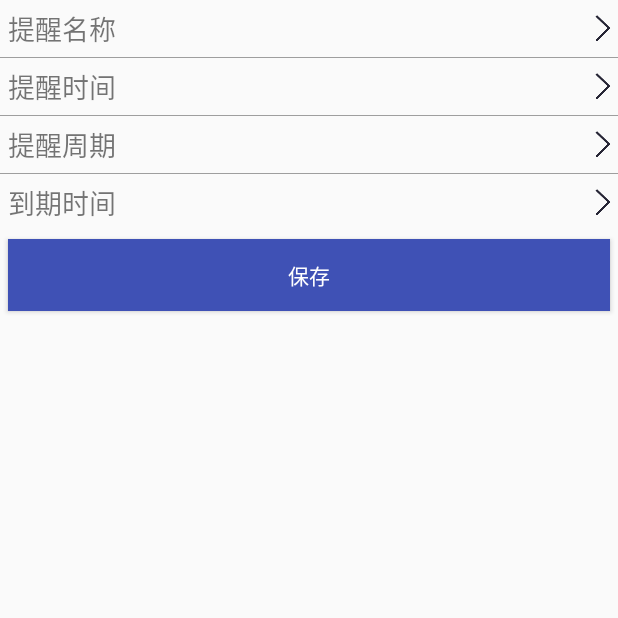
After one commit to Byacht/New-Accounting, an Android app: the addAlarmInformation screen opened directly, with no data from a screen before it, on a phone screen of 412 x 824 dp, the top half of it. The commit adds this screen. Run offline under Robolectric (Android 15) with nearby library versions, the phone set to English and light mode, and no system bars.

Commit message:
add alarm feature

```diff
--- a/app/build.gradle
+++ b/app/build.gradle
@@ -28,5 +28,8 @@ dependencies {
     compile 'com.android.support:recyclerview-v7:24.0.+'
     compile 'com.android.support:design:24.2.0'
     compile ('com.andreabaccega:android-form-edittext:1.3.+')
+    compile 'com.github.githubwing:ByeBurger:1.2.3'
+    compile 'com.android.support:design:24.0.0'
+    compile 'com.zcw:togglebutton-library:1.0.0'
     testCompile 'junit:junit:4.12'
 }
--- a/app/src/main/AndroidManifest.xml
+++ b/app/src/main/AndroidManifest.xml
@@ -17,7 +17,11 @@
         </activity>
         <activity android:name=".Activity.AddAccountActivity" />
         <activity android:name=".Activity.Main2Activity" />
-        <activity android:name=".Activity.StatisticsActivity"></activity>
+        <activity android:name=".Activity.StatisticsActivity" />
+        <activity android:name=".Activity.AlarmActivity" />
+        <activity android:name=".Activity.addAlarmInformation"></activity>
+        <service android:name=".Service.AlarmService"/>
+        <receiver android:name=".Receiver.AlarmReceiver"/>
     </application>
 
 </manifest>
--- /dev/null
+++ b/app/src/main/java/com/example/dn/accounting/Activity/addAlarmInformation.java
@@ -0,0 +1,15 @@
+package com.example.dn.accounting.Activity;
+
+import android.support.v7.app.AppCompatActivity;
+import android.os.Bundle;
+
+import com.example.dn.accounting.R;
+
+public class addAlarmInformation extends AppCompatActivity {
+
+    @Override
+    protected void onCreate(Bundle savedInstanceState) {
+        super.onCreate(savedInstanceState);
+        setContentView(R.layout.activity_add_alarm_information);
+    }
+}
--- /dev/null
+++ b/app/src/main/res/layout/activity_add_alarm_information.xml
@@ -0,0 +1,136 @@
+<?xml version="1.0" encoding="utf-8"?>
+<LinearLayout xmlns:android="http://schemas.android.com/apk/res/android"
+    xmlns:tools="http://schemas.android.com/tools"
+    android:id="@+id/activity_add_alarm_information"
+    android:layout_width="match_parent"
+    android:layout_height="match_parent"
+    android:orientation="vertical"
+    tools:context="com.example.dn.accounting.Activity.addAlarmInformation">
+
+    <LinearLayout
+        android:layout_width="match_parent"
+        android:layout_height="wrap_content">
+        <TextView
+            android:layout_width="0dp"
+            android:layout_height="wrap_content"
+            android:layout_weight="1"
+            android:layout_margin="5dp"
+            android:layout_gravity="center_vertical"
+            android:textSize="18sp"
+            android:text="提醒名称"/>
+        <TextView
+            android:layout_width="0dp"
+            android:layout_height="wrap_content"
+            android:layout_weight="1"
+            android:layout_margin="5dp"
+            android:textSize="18sp"
+            android:layout_gravity="center_vertical|right"
+            android:gravity="right"/>
+        <ImageView
+            android:layout_width="20dp"
+            android:layout_height="20dp"
+            android:src="@drawable/rightarrow"
+            android:scaleType="fitXY"
+            android:layout_gravity="center_vertical"/>
+    </LinearLayout>
+    <ImageView
+        android:layout_width="match_parent"
+        android:layout_height="0.5dp"
+        android:background="#9E9E9E"/>
+    <LinearLayout
+        android:layout_width="match_parent"
+        android:layout_height="wrap_content">
+        <TextView
+            android:layout_width="0dp"
+            android:layout_height="wrap_content"
+            android:layout_weight="1"
+            android:layout_margin="5dp"
+            android:layout_gravity="center_vertical"
+            android:textSize="18sp"
+            android:text="提醒时间"/>
+        <TextView
+            android:layout_width="0dp"
+            android:layout_height="wrap_content"
+            android:layout_weight="1"
+            android:layout_margin="5dp"
+            android:textSize="18sp"
+            android:layout_gravity="center_vertical|right"
+            android:gravity="right"/>
+        <ImageView
+            android:layout_width="20dp"
+            android:layout_height="20dp"
+            android:src="@drawable/rightarrow"
+            android:scaleType="fitXY"
+            android:layout_gravity="center_vertical"/>
+    </LinearLayout>
+    <ImageView
+        android:layout_width="match_parent"
+        android:layout_height="0.5dp"
+        android:background="#9E9E9E"/>
+    <LinearLayout
+        android:layout_width="match_parent"
+        android:layout_height="wrap_content">
+        <TextView
+            android:layout_width="0dp"
+            android:layout_height="wrap_content"
+            android:layout_weight="1"
+            android:layout_margin="5dp"
+            android:layout_gravity="center_vertical"
+            android:textSize="18sp"
+            android:text="提醒周期"/>
+        <TextView
+            android:layout_width="0dp"
+            android:layout_height="wrap_content"
+            android:layout_weight="1"
+            android:layout_margin="5dp"
+            android:textSize="18sp"
+            android:layout_gravity="center_vertical|right"
+            android:gravity="right"/>
+        <ImageView
+            android:layout_width="20dp"
+            android:layout_height="20dp"
+            android:src="@drawable/rightarrow"
+            android:scaleType="fitXY"
+            android:layout_gravity="center_vertical"/>
+    </LinearLayout>
+    <ImageView
+        android:layout_width="match_parent"
+        android:layout_height="0.5dp"
+        android:background="#9E9E9E"/>
+    <LinearLayout
+        android:layout_width="match_parent"
+        android:layout_height="wrap_content">
+        <TextView
+            android:layout_width="0dp"
+            android:layout_height="wrap_content"
+            android:layout_weight="1"
+            android:layout_margin="5dp"
+            android:layout_gravity="center_vertical"
+            android:textSize="18sp"
+            android:text="到期时间"/>
+        <TextView
+            android:layout_width="0dp"
+            android:layout_height="wrap_content"
+            android:layout_weight="1"
+            android:layout_margin="5dp"
+            android:textSize="18sp"
+            android:layout_gravity="center_vertical|right"
+            android:gravity="right"/>
+        <ImageView
+            android:layout_width="20dp"
+            android:layout_height="20dp"
+            android:src="@drawable/rightarrow"
+            android:scaleType="fitXY"
+            android:layout_gravity="center_vertical"/>
+    </LinearLayout>
+
+    <Button
+        android:id="@+id/saveAlarmInformationButton"
+        android:layout_width="match_parent"
+        android:layout_height="wrap_content"
+        android:layout_margin="5dp"
+        android:background="@color/colorPrimary"
+        android:text="保存"
+        android:textColor="#fff"/>
+
+</LinearLayout>
--- a/app/src/main/res/menu/menu_drawer.xml
+++ b/app/src/main/res/menu/menu_drawer.xml
@@ -6,6 +6,11 @@
             android:checkable="true"
             android:icon="@drawable/statistics"
             android:title="统计分析"/>
+        <item
+            android:id="@+id/nav_alarm"
+            android:checkable="true"
+            android:icon="@drawable/alarm"
+            android:title="记账提醒"/>
         <item
             android:id="@+id/nav_setting"
             android:checkable="true"
--- a/build.gradle
+++ b/build.gradle
@@ -3,6 +3,7 @@
 buildscript {
     repositories {
         jcenter()
+        maven { url "https://jitpack.io" }
     }
     dependencies {
         classpath 'com.android.tools.build:gradle:2.2.0'
```
Also changed, not shown: app/src/main/java/com/example/dn/accounting/Activity/AlarmActivity.java (added, +74 -0 lines), app/src/main/java/com/example/dn/accounting/Activity/MainActivity.java (+6 -2 lines), app/src/main/java/com/example/dn/accounting/Activity/StatisticsActivity.java (+9 -16 lines), app/src/main/java/com/example/dn/accounting/Adapter/TimePickerAdapter.java (added, +34 -0 lines), app/src/main/java/com/example/dn/accounting/Receiver/AlarmReceiver.java (added, +19 -0 lines), app/src/main/java/com/example/dn/accounting/Service/AlarmService.java (added, +40 -0 lines), app/src/main/res/layout/activity_alarm.xml (added, +71 -0 lines), app/src/main/res/layout/activity_statistics.xml (+4 -5 lines), app/src/main/res/values/arrays.xml (added, +10 -0 lines), app/src/main/res/drawable/add_alarm.png (added), app/src/main/res/drawable/alarm.png (added), app/src/main/res/drawable/rightarrow.png (added).
